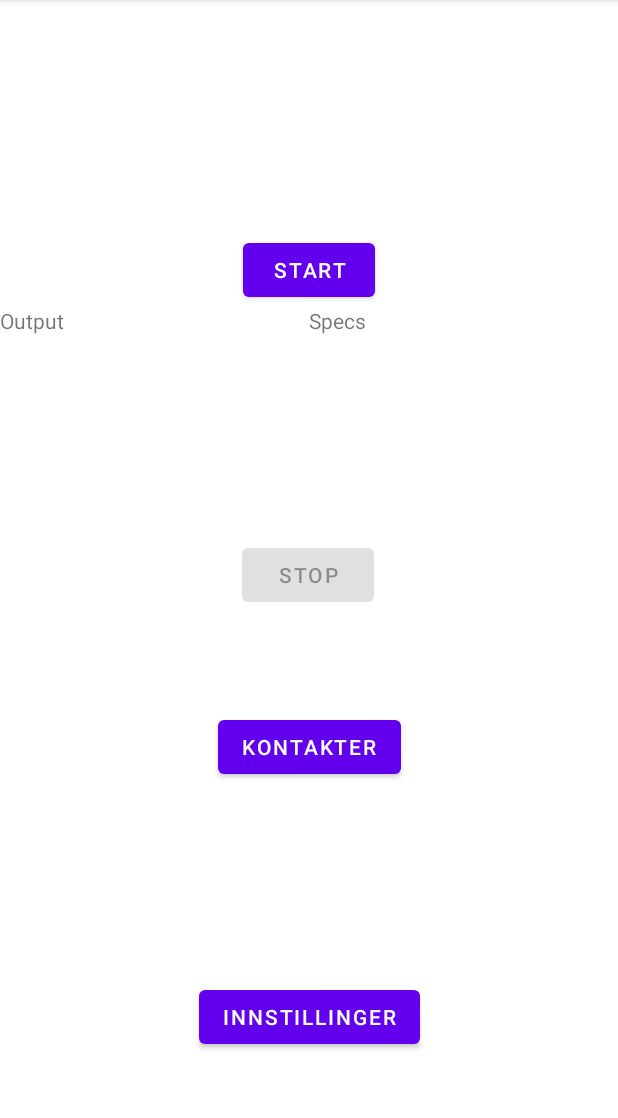
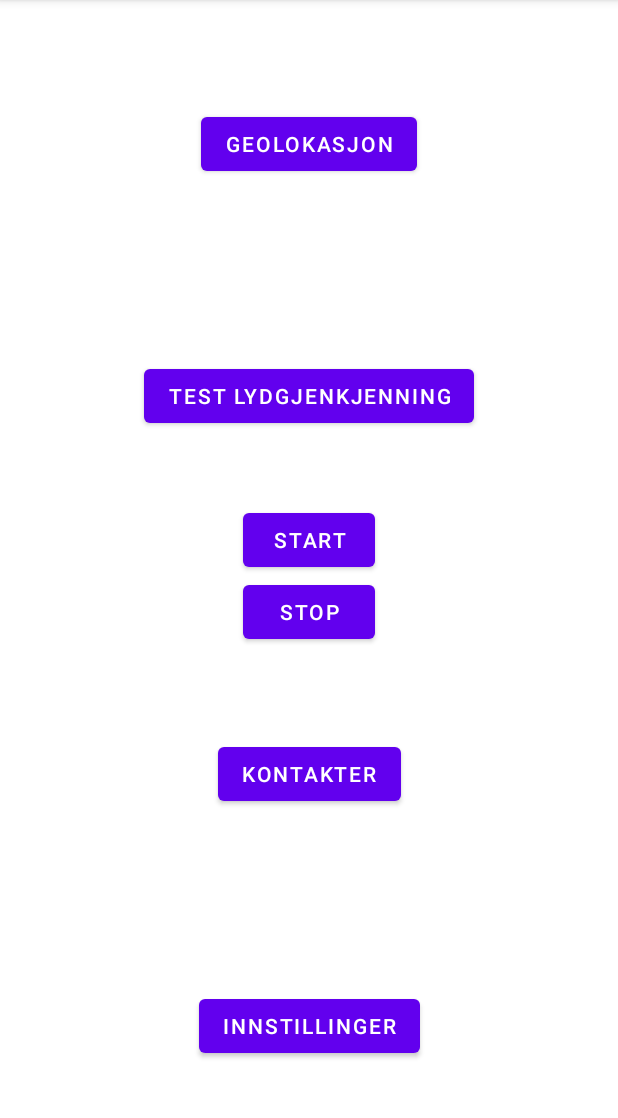
Before and after one commit to h600884/Omkring, an Android app: the DashbordActivity screen opened directly, with no data from a screen before it, on a phone screen of 412 x 824 dp, the part 84-1202 px from its top. Run offline under Robolectric (Android 15) with nearby library versions, the phone set to English and light mode, and no system bars.

Commit message:
Running in background

```diff
--- a/app/build.gradle
+++ b/app/build.gradle
@@ -9,7 +9,7 @@ android {
 
     defaultConfig {
         applicationId "hvl.bachelor.omkring"
-        minSdk 24
+        minSdk 26
         targetSdk 33
         versionCode 1
         versionName "1.0"
--- a/app/src/main/AndroidManifest.xml
+++ b/app/src/main/AndroidManifest.xml
@@ -4,6 +4,8 @@
 
     <uses-permission android:name="android.permission.RECORD_AUDIO" />
     <uses-permission android:name="android.permission.POST_NOTIFICATIONS" />
+    <uses-permission android:name="android.permission.FOREGROUND_SERVICE"/>
+    <uses-permission android:name="android.permission.RECEIVE_BOOT_COMPLETED"/>
 
     <application
         android:allowBackup="true"
@@ -38,6 +40,7 @@
                 <category android:name="android.intent.category.LAUNCHER" />
             </intent-filter>
         </activity>
+        <service android:name=".LydgjenkjenningForegroundService"></service>
     </application>
 
 </manifest>
--- a/app/src/main/java/hvl/bachelor/omkring/DashbordActivity.java
+++ b/app/src/main/java/hvl/bachelor/omkring/DashbordActivity.java
@@ -1,11 +1,7 @@
 package hvl.bachelor.omkring;
 
-import android.app.NotificationManager;
-import android.app.PendingIntent;
-import android.content.Context;
 import android.content.Intent;
 import android.content.pm.PackageManager;
-import android.media.AudioRecord;
 import android.os.Bundle;
 import android.Manifest;
 import android.widget.Button;
@@ -13,41 +9,13 @@ import android.widget.TextView;
 import android.view.View;
 
 import androidx.appcompat.app.AppCompatActivity;
-import androidx.core.app.NotificationCompat;
-import androidx.core.app.NotificationManagerCompat;
 import androidx.core.content.ContextCompat;
-
-import org.tensorflow.lite.support.audio.TensorAudio;
-import org.tensorflow.lite.support.label.Category;
-import org.tensorflow.lite.task.audio.classifier.AudioClassifier;
-import org.tensorflow.lite.task.audio.classifier.Classifications;
-
-import java.io.IOException;
-import java.util.ArrayList;
-import java.util.Collections;
-import java.util.List;
-import java.util.Timer;
-import java.util.TimerTask;
 
 public class DashbordActivity extends AppCompatActivity {
 
-    // Input & output
-    protected TextView outputTextView;
-    protected TextView specsTextView;
+    // Input knapper
     protected Button startRecordingButton;
     protected Button stopRecordingButton;
-
-    // Lydklassifiseringsmodell
-    private final String model = "model.tflite";
-
-    // Lyd opptak, timer, klassifiserings
-    private AudioRecord audioRecord;
-    private TimerTask timerTask;
-    private AudioClassifier audioClassifier;
-    private TensorAudio tensorAudio;
-
-    // Sannsynlighet for at lyden er røykvarsler
-    float probabilityThreshold = 0.8f;
 
     @Override
     protected void onCreate(Bundle savedInstanceState) {
@@ -56,16 +24,14 @@ public class DashbordActivity extends AppCompatActivity {
         // Set dashbord view
         setContentView(R.layout.activity_dashbord);
 
-        // Definere text output (for testing)
-        outputTextView = findViewById(R.id.audio_output_textview);
-        specsTextView = findViewById(R.id.audio_specs_textview);
-
         // Definere input knapper
         startRecordingButton = findViewById(R.id.start_lyd_gjenkjenning);
         stopRecordingButton = findViewById(R.id.stop_lyd_gjenkjenning);
 
-        // Starter uten opptak
-        stopRecordingButton.setEnabled(false);
+        // Knappene starter på/av avhengig av om bakgrunnstjenesten er på
+
+        // Geolokasjon tilgang
+
 
         // Mikrofon tilgang
         if(checkSelfPermission(Manifest.permission.RECORD_AUDIO) != PackageManager.PERMISSION_GRANTED){
@@ -74,37 +40,6 @@ public class DashbordActivity extends AppCompatActivity {
 
         // Notification tilgang
 
-
-        // Legge til lydklassifiseringmodellen
-        try {
-            audioClassifier = AudioClassifier.createFromFile(this, model);
-        } catch (IOException e){
-            e.printStackTrace();
-        }
-
-        tensorAudio = audioClassifier.createInputTensorAudio();
-    }
-
-    public void alarm() {
-        // Varsle brukeren
-        varsleBruker();
-
-        // Hvis brukeren har kontakter
-        // Varsler kontakter
-        varsleKontakter();
-    }
-
-    private void varsleBruker(){
-        // Sender en push notification til brukeren
-        NotificationHelper.sendNotification(
-                this,
-                "Røykvarsler Oppdaget",
-                "Lydgjenkjenningen oppdaget lyden av en røykvarsler");
-    }
-
-    private void varsleKontakter(){
-        // For hver kontakt brukeren har
-            // Send varsel til kontakten om at røykvarsleren har gått av hos brukeren
     }
 
     public void startLydgjenkjenning(View view){
@@ -112,67 +47,10 @@ public class DashbordActivity extends AppCompatActivity {
         stopRecordingButton.setEnabled(true);
 
         Intent serviceIntent = new Intent(this, LydgjenkjenningForegroundService.class);
+        // For å sende med knappen
+        // serviceIntent.putExtra("recordingOn", startRecordingButton.isActivated());
+        startForegroundService(serviceIntent);
         ContextCompat.startForegroundService(this, serviceIntent);
-
-
-        TensorAudio.TensorAudioFormat format = audioClassifier.getRequiredTensorAudioFormat();
-        String specs = "Number of channels: " + format.getChannels() + "\n"
-                + "Sample Rate: " + format.getSampleRate();
-        specsTextView.setText(specs);
-
-        // Creating and start recording
-        audioRecord = audioClassifier.createAudioRecord();
-        audioRecord.startRecording();
-
-        timerTask = new TimerTask() {
-            @Override
-            public void run() {
-                // Classifying audio data
-                // val numberOfSamples = tensor.load(record)
-                // val output = classifier.classify(tensor)
-                int numberOfSamples = tensorAudio.load(audioRecord);
-                List<Classifications> output = audioClassifier.classify(tensorAudio);
-
-                // Filtering out classifications with low probability
-                List<Category> finalOutput = new ArrayList<>();
-                for (Classifications classifications : output) {
-                    for (Category category : classifications.getCategories()) {
-                        if (category.getScore() > probabilityThreshold) {
-                            finalOutput.add(category);
-                        }
-                    }
-                }
-
-                for (Category category : output.get(1).getCategories()) {
-                    if (category.getLabel().equals("SmokeDetector")  && category.getScore() > probabilityThreshold) {
-                        alarm();
-                    }
-                }
-
-                // Sorting the results
-                Collections.sort(finalOutput, (o1, o2) -> (int) (o1.getScore() - o2.getScore()));
-
-                // Creating a multiline string with the filtered results
-                StringBuilder outputStr = new StringBuilder();
-                for (Category category : finalOutput) {
-                    outputStr.append(category.getLabel())
-                            .append(": ").append(category.getScore()).append("\n");
-                }
-
-                // Updating the UI
-                runOnUiThread(new Runnable() {
-                    @Override
-                    public void run() {
-                        if (finalOutput.isEmpty()) {
-                            outputTextView.setText("Could not classify");
-                        } else {
-                            outputTextView.setText(outputStr.toString());
-                        }
-                    }
-                });
-            }
-        };
-        new Timer().scheduleAtFixedRate(timerTask, 1, 500);
     }
 
     public void stopLydgjenkjenning(View view){
@@ -181,9 +59,6 @@ public class DashbordActivity extends AppCompatActivity {
 
         Intent serviceIntent = new Intent(this, LydgjenkjenningForegroundService.class);
         stopService(serviceIntent);
-
-        timerTask.cancel();
-        audioRecord.stop();
     }
 
     public void kontakter(View view){
--- a/app/src/main/java/hvl/bachelor/omkring/MainActivity.java
+++ b/app/src/main/java/hvl/bachelor/omkring/MainActivity.java
@@ -11,6 +11,9 @@ public class MainActivity extends AppCompatActivity {
     @Override
     protected void onCreate(Bundle savedInstanceState) {
         super.onCreate(savedInstanceState);
+
+        // hvis innlogget, goto dashboard
+
         setContentView(R.layout.activity_main);
     }
 
--- a/app/src/main/res/layout/activity_dashbord.xml
+++ b/app/src/main/res/layout/activity_dashbord.xml
@@ -5,13 +5,31 @@
     android:layout_width="match_parent"
     android:layout_height="match_parent">
 
+    <Space
+        android:id="@+id/space2"
+        android:layout_width="wrap_content"
+        android:layout_height="wrap_content"
+        app:layout_constraintBottom_toBottomOf="parent"
+        app:layout_constraintEnd_toEndOf="parent"
+        app:layout_constraintStart_toStartOf="parent"
+        app:layout_constraintTop_toTopOf="parent" />
+
     <Button
         android:id="@+id/start_lyd_gjenkjenning"
         android:layout_width="wrap_content"
         android:layout_height="wrap_content"
         android:onClick="startLydgjenkjenning"
         android:text="Start"
-        app:layout_constraintBottom_toTopOf="@+id/stop_lyd_gjenkjenning"
+        app:layout_constraintBottom_toTopOf="@+id/space2"
+        app:layout_constraintEnd_toEndOf="parent"
+        app:layout_constraintStart_toStartOf="parent" />
+
+    <Button
+        android:id="@+id/set_geo_lokasjon"
+        android:layout_width="wrap_content"
+        android:layout_height="wrap_content"
+        android:text="GeoLokasjon"
+        app:layout_constraintBottom_toTopOf="@+id/space"
         app:layout_constraintEnd_toEndOf="parent"
         app:layout_constraintStart_toStartOf="parent"
         app:layout_constraintTop_toTopOf="parent" />
@@ -23,27 +41,7 @@
         app:layout_constraintBottom_toTopOf="@+id/stop_lyd_gjenkjenning"
         app:layout_constraintEnd_toEndOf="parent"
         app:layout_constraintStart_toStartOf="parent"
-        app:layout_constraintTop_toBottomOf="@+id/start_lyd_gjenkjenning" />
-
-    <TextView
-        android:id="@+id/audio_output_textview"
-        android:layout_width="0dp"
-        android:layout_height="0dp"
-        android:text="Output"
-        app:layout_constraintBottom_toTopOf="@+id/stop_lyd_gjenkjenning"
-        app:layout_constraintEnd_toStartOf="@+id/space"
-        app:layout_constraintStart_toStartOf="parent"
-        app:layout_constraintTop_toBottomOf="@+id/start_lyd_gjenkjenning" />
-
-    <TextView
-        android:id="@+id/audio_specs_textview"
-        android:layout_width="0dp"
-        android:layout_height="0dp"
-        android:text="Specs"
-        app:layout_constraintBottom_toTopOf="@+id/stop_lyd_gjenkjenning"
-        app:layout_constraintEnd_toEndOf="parent"
-        app:layout_constraintStart_toEndOf="@+id/space"
-        app:layout_constraintTop_toBottomOf="@+id/start_lyd_gjenkjenning" />
+        app:layout_constraintTop_toTopOf="parent" />
 
     <Button
         android:id="@+id/stop_lyd_gjenkjenning"
@@ -51,12 +49,9 @@
         android:layout_height="wrap_content"
         android:onClick="stopLydgjenkjenning"
         android:text="Stop"
-        app:layout_constraintBottom_toBottomOf="parent"
         app:layout_constraintEnd_toEndOf="parent"
-        app:layout_constraintHorizontal_bias="0.498"
         app:layout_constraintStart_toStartOf="parent"
-        app:layout_constraintTop_toTopOf="parent"
-        app:layout_constraintVertical_bias="0.499" />
+        app:layout_constraintTop_toBottomOf="@+id/space2" />
 
     <Button
         android:id="@+id/kontakter"
@@ -90,4 +85,14 @@
         app:layout_constraintStart_toStartOf="parent"
         app:layout_constraintTop_toBottomOf="@+id/space4" />
 
+    <Button
+        android:id="@+id/test_Lydgjenkjenning"
+        android:layout_width="wrap_content"
+        android:layout_height="wrap_content"
+        android:text="Test Lydgjenkjenning"
+        app:layout_constraintBottom_toTopOf="@+id/start_lyd_gjenkjenning"
+        app:layout_constraintEnd_toEndOf="parent"
+        app:layout_constraintStart_toStartOf="parent"
+        app:layout_constraintTop_toBottomOf="@+id/space" />
+
 </androidx.constraintlayout.widget.ConstraintLayout>
```
Also changed, not shown: app/src/main/java/hvl/bachelor/omkring/LydgjenkjenningForegroundService.java (+139 -10 lines).
